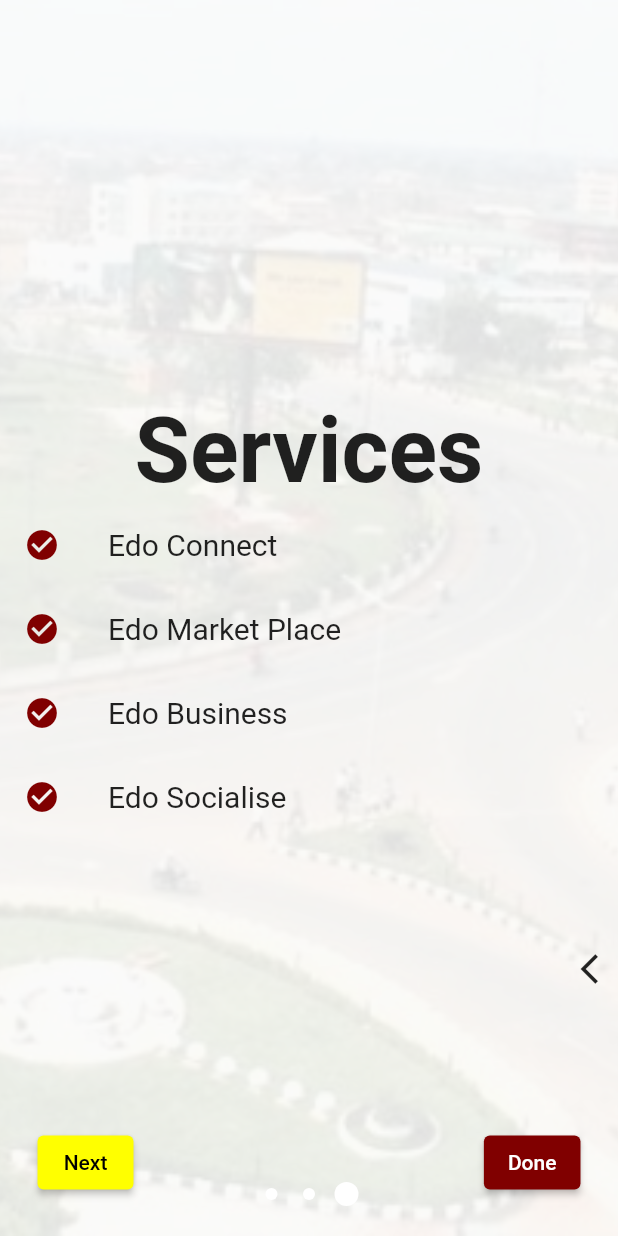
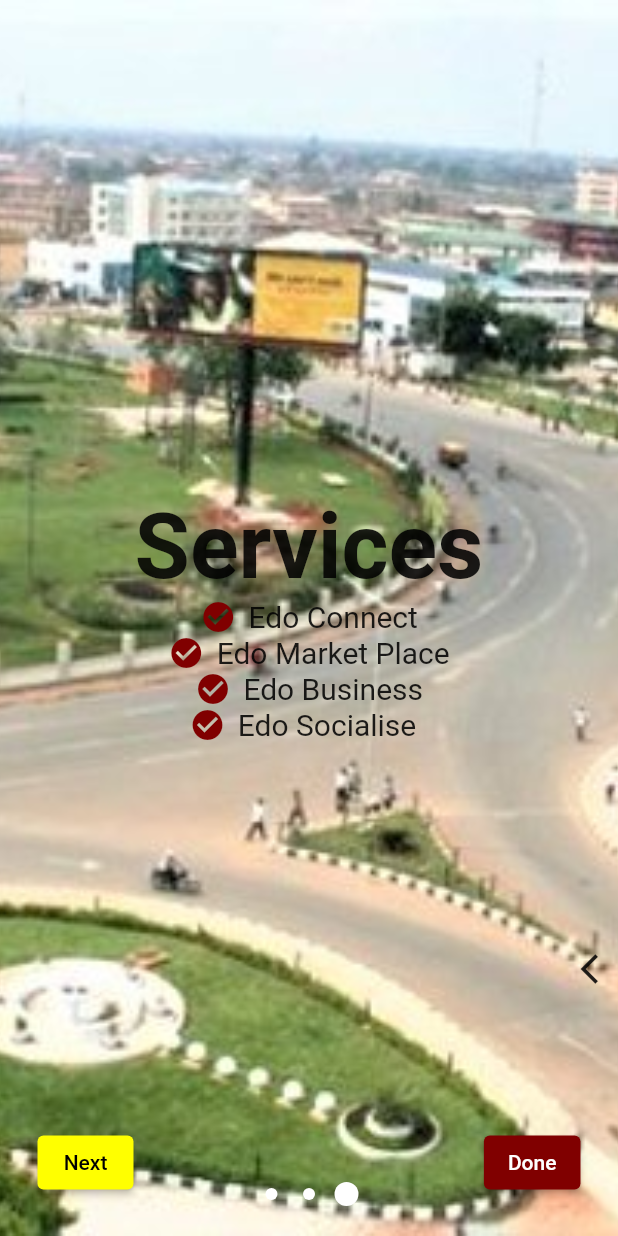
Before and after one commit to socialcitizen/social_citizen_web, a Flutter app: the screen it shows after launch, swiped to page 3, on a phone screen of 412 x 824 dp. Run offline on Flutter 3.47's test engine with Material 2 defaults, Android fonts, the phone set to English and light mode, and no system bars; drawn by our look-alikes of liquid_swipe; our stand-ins replace animate_do, flutter_svg, introduction_screen, responsive_framework.

Commit message:
changes to services widget

```diff
--- a/lib/pages/intro_page.dart
+++ b/lib/pages/intro_page.dart
@@ -33,6 +33,7 @@ class _IntroPage extends State<IntroPage> {
       child: Text('This app bridges the communication gap between the Government and citizens of Edo state and promote financial inclusion that guarantee social empowerment and financial services', textAlign: TextAlign.center, style: TextStyle(fontSize: 40.0),),
     )),
     ItemData("assets/images/ring-road.jpg", "Services", Services()),
+
     // ItemData(Colors.deepPurpleAccent, "assets/1.png", "Take a", "Look At", "Liquid Swipe"),
     // ItemData(Colors.green, "assets/1.png", "Liked?", "Fork!", "Give Star!"),
     // ItemData(Colors.yellow, "assets/1.png", "Can be", "Used for", "Onboarding design"),
@@ -81,7 +82,8 @@ class _IntroPage extends State<IntroPage> {
                     constraints: BoxConstraints.expand(),
                     decoration: BoxDecoration(
                       image: DecorationImage(
-                        colorFilter: new ColorFilter.mode(Colors.black.withOpacity(0.1), BlendMode.dstATop),
+                        colorFilter: new ColorFilter.mode(Colors.yellow, BlendMode.dstATop),
+                        // colorFilter: new ColorFilter.mode(Colors.black.withOpacity(0.1), BlendMode.dstATop),
                         image: AssetImage(
                         data[index].image),
                         fit: BoxFit.cover,
--- a/lib/widgets/services.dart
+++ b/lib/widgets/services.dart
@@ -5,233 +5,145 @@ class Services extends StatelessWidget {
 
   @override
   Widget build(BuildContext context) {
-    return Center(
-      child: Column(
+     Size size = MediaQuery.of(context).size;
+    return
+     Column(
       mainAxisAlignment: MainAxisAlignment.center,
-        crossAxisAlignment: CrossAxisAlignment.center,
+      // crossAxisAlignment: CrossAxisAlignment.center,
       children: [
-          ListTile(
-            title: Text(
-            'Edo Connect',
-            style: TextStyle(
-              fontSize: 20.0,
-              ),),
-            leading: Icon(
+        // ListTile(
+        //   title: Text(
+        //   'Edo Connect',
+        //   style: TextStyle(
+        //     fontSize: 20.0,
+        //     ),),
+        //   leading: Icon(
+        //     Icons.check_circle,
+        //     color: Color(0xff800000),
+        //     // Theme.of(context).accentColor,
+        //     ),
+        // ),
+        // ListTile(
+        //   title: Text(
+        //   'Edo Market Place',
+        //   style: TextStyle(
+        //     fontSize: 20.0,
+        //     ),),
+        //   leading: Icon(
+        //     Icons.check_circle,
+        //     color: Color(0xff800000),
+        //     // Theme.of(context).accentColor,
+        //     ),
+        // ),
+        // ListTile(
+        //   title: Text(
+        //   'Edo Business',
+        //   style: TextStyle(
+        //     fontSize: 20.0,
+        //     ),),
+        //   leading: Icon(
+        //     Icons.check_circle,
+        //     color: Color(0xff800000),
+        //     // Theme.of(context).accentColor,
+        //     ),
+        // ),
+        // ListTile(
+        //   title: Text(
+        //   'Edo Socialise',
+        //   style: TextStyle(
+        //     fontSize: 20.0,
+        //     ),),
+        //   leading: Icon(
+        //     Icons.check_circle,
+        //     color: Color(0xff800000),
+        //     // Theme.of(context).accentColor,
+        //   ),
+        // ),
+        Row(
+          //  crossAxisAlignment: CrossAxisAlignment.center,
+           mainAxisAlignment: MainAxisAlignment.center,
+          children: [
+
+           Icon(
             Icons.check_circle,
             color: Color(0xff800000),
             // Theme.of(context).accentColor,
             ),
+            SizedBox(
+                  width: size.width * 0.02,
               ),
-          ListTile(
-            title: Text(
+               Text(
+          'Edo Connect',
+          style: TextStyle(
+            fontSize: 20.0,
+            ),
+            ),
+
+        ],
+        ),
+        Row(
+          mainAxisAlignment: MainAxisAlignment.center,
+          //  crossAxisAlignment: CrossAxisAlignment.center,
+          children: [
+
+
+          Icon(
+            Icons.check_circle,
+            color: Color(0xff800000),
+            // Theme.of(context).accentColor,
+            ),
+            SizedBox(
+                  width: size.width * 0.02,
+              ),
+              Text(
           'Edo Market Place',
           style: TextStyle(
             fontSize: 20.0,
             ),),
-            leading: Icon(
+        ],),
+        Row(
+          mainAxisAlignment: MainAxisAlignment.center,
+          //  crossAxisAlignment: CrossAxisAlignment.center,
+          children: [
+
+
+          Icon(
             Icons.check_circle,
             color: Color(0xff800000),
             // Theme.of(context).accentColor,
             ),
+            SizedBox(
+                  width: size.width * 0.02,
               ),
-          ListTile(
-            title: Text(
+              Text(
           'Edo Business',
           style: TextStyle(
             fontSize: 20.0,
             ),),
-            leading: Icon(
+        ],),
+        Row(
+          mainAxisAlignment: MainAxisAlignment.center,
+          //  crossAxisAlignment: CrossAxisAlignment.center,
+          children: [
+           Icon(
             Icons.check_circle,
             color: Color(0xff800000),
             // Theme.of(context).accentColor,
           ),
+          SizedBox(
+                  width: size.width * 0.02,
               ),
-          ListTile(
-            title: Text(
+          Text(
           'Edo Socialise',
           style: TextStyle(
             fontSize: 20.0,
             ),),
-            leading: Icon(
-              Icons.check_circle,
-              color: Color(0xff800000),
-              // Theme.of(context).accentColor,
+            SizedBox(
+                  width: size.width * 0.02,
               ),
-          ),
+
+        ],)
       ],
-      ),
     );
   }
 }
-
-
-// import 'dart:math';
-// import 'package:flutter/material.dart';
-// import 'package:liquid_swipe/liquid_swipe.dart';
-// import 'package:social_citizen_web/widgets/services.dart';
-
-// class ItemData{
-//   // final Color color;
-//   final String image;
-//   // final String text1;
-//   // final String text2;
-//   final String text1;
-//   final Widget row;
-
-//   ItemData(this.image, this.text1, this.row);
-// }
-
-// /// Example of LiquidSwipe with itemBuilder
-// class IntroPage extends StatefulWidget {
-//   @override
-//   _IntroPage createState() => _IntroPage();
-// }
-
-// class _IntroPage extends State<IntroPage> {
-//   int page = 0;
-//   LiquidController liquidController;
-//   UpdateType updateType;
-
-//   List<ItemData> data = [
-//     ItemData("assets/images/ring-road.jpg", "Ób’ókhían", Text('welcome',style: TextStyle(fontWeight:FontWeight.bold, fontSize: 40.0),)),
-//     ItemData("assets/images/ring-road.jpg", "Edo Social Citizen App", Wrap(direction: Axis.horizontal, //default
-//   alignment: WrapAlignment.center, children: [Text('This app bridges the communication gap between the Government and citizens of Edo state and promote financial inclusion that guarantee social empowerment and financial services', textAlign: TextAlign.center, style: TextStyle(fontSize: 60.0),)])),
-//     ItemData("assets/images/ring-road.jpg", "Services", Services()),
-//     // ItemData(Colors.deepPurpleAccent, "assets/1.png", "Take a", "Look At", "Liquid Swipe"),
-//     // ItemData(Colors.green, "assets/1.png", "Liked?", "Fork!", "Give Star!"),
-//     // ItemData(Colors.yellow, "assets/1.png", "Can be", "Used for", "Onboarding design"),
-//     // ItemData(Colors.red, "assets/1.png", "Do", "try it", "Thank you"),
-//   ];
-//   @override
-//   void initState() {
-//     liquidController = LiquidController();
-//     super.initState();
-//   }
-
-//   Widget _buildDot(int index) {
-//     double selectedness = Curves.easeOut.transform(
-//       max(
-//         0.0,
-//         1.0 - ((page ?? 0) - index).abs(),
-//       ),
-//     );
-//     double zoom = 1.0 + (2.0 - 1.0) * selectedness;
-//     return new Container(
-//       width: 25.0,
-//       child: new Center(
-//         child: new Material(
-//           color: Colors.white,
-//           type: MaterialType.circle,
-//           child: new Container(
-//             width: 8.0 * zoom,
-//             height: 8.0 * zoom,
-//           ),
-//         ),
-//       ),
-//     );
-//   }
-
-//   @override
-//   Widget build(BuildContext context) {
-//     return MaterialApp(
-//       home: Scaffold(
-//         body: Stack(
-//           children: <Widget>[
-//             LiquidSwipe.builder(
-//               itemCount: data.length,
-//               itemBuilder: (context, index){
-//                 return Container(
-//                   constraints: BoxConstraints.expand(),
-//                   decoration: BoxDecoration(
-//                     image: DecorationImage(
-//                       colorFilter: new ColorFilter.mode(Colors.black.withOpacity(0.1), BlendMode.dstATop),
-//                       image: AssetImage(
-//                       data[index].image),
-//                       fit: BoxFit.cover,
-//                     ),
-//                   ),
-//                   child: Center(
-//                     child: Column(
-//                       mainAxisAlignment: MainAxisAlignment.center,
-//                       crossAxisAlignment: CrossAxisAlignment.center,
-//                     children: <Widget>[
-//                       Text(
-//                         data[index].text1,
-//                         style: TextStyle(fontWeight:FontWeight.bold, fontSize: 60.0),
-//                       ),
-//                       data[index].row,
-//                     ],
-//                 ),
-//                   ),
-
-//                 );
-//               },
-//               positionSlideIcon: 0.8,
-//               slideIconWidget: Icon(Icons.arrow_back_ios),
-//               onPageChangeCallback: pageChangeCallback,
-//               waveType: WaveType.liquidReveal,
-//               liquidController: liquidController,
-//               ignoreUserGestureWhileAnimating: true,
-//             ),
-//             Padding(
-//               padding: EdgeInsets.all(20),
-//               child: Column(
-//                 children: <Widget>[
-//                   Expanded(child: SizedBox()),
-//                   Row(
-//                     mainAxisAlignment: MainAxisAlignment.center,
-//                     children: List<Widget>.generate(data.length, _buildDot),
-//                   ),
-//                 ],
-//               ),
-//             ),
-//             Align(
-//               alignment: Alignment.bottomRight,
-//               child: Padding(
-//                 padding: const EdgeInsets.all(25.0),
-//                 child: ElevatedButton(
-//                   onPressed: () {
-//                     // liquidController.animateToPage(
-//                     //     page: data.length - 1, duration: 700);
-//                     Navigator.pushNamed(context, '/signup');
-//                   },
-//                   child: Text("Done"),
-//                   style: ElevatedButton.styleFrom(
-//                      primary: Color(0xff800000),
-//                      onPrimary: Colors.white,
-//                   ),
-//                 ),
-//               ),
-//             ),
-//             Align(
-//               alignment: Alignment.bottomLeft,
-//               child: Padding(
-//                 padding: const EdgeInsets.all(25.0),
-//                 child: ElevatedButton(
-//                   onPressed: () {
-//                     liquidController.jumpToPage(
-//                         page:
-//                             liquidController.currentPage + 1 > data.length - 1
-//                                 ? 0
-//                                 : liquidController.currentPage + 1);
-//                   },
-//                   child: Text("Next"),
-//                   style: ElevatedButton.styleFrom(
-//                      primary: Color(0xffFFFF00),
-//                      onPrimary: Colors.black,
-//                   ),
-//                 ),
-//               ),
-//             )
-//           ],
-//         ),
-//       ),
-//     );
-//   }
-
-//   pageChangeCallback(int lpage) {
-//     setState(() {
-//       page = lpage;
-//     });
-//   }
-// }
```
Lines whose indentation alone changed are shown as unchanged.
